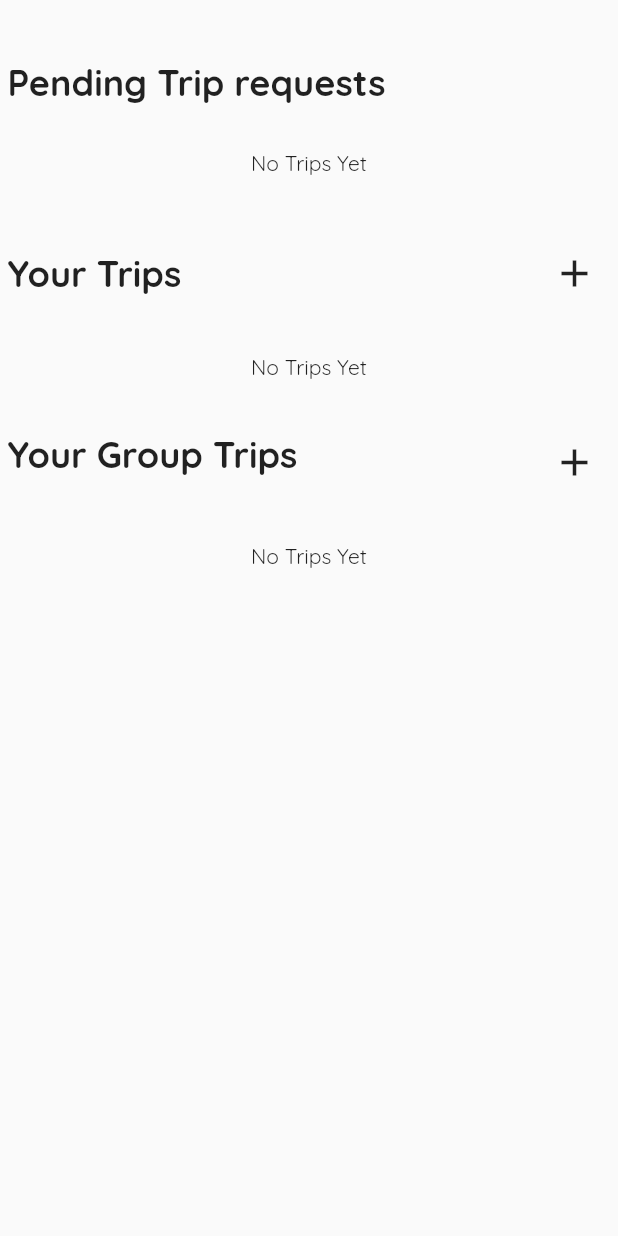
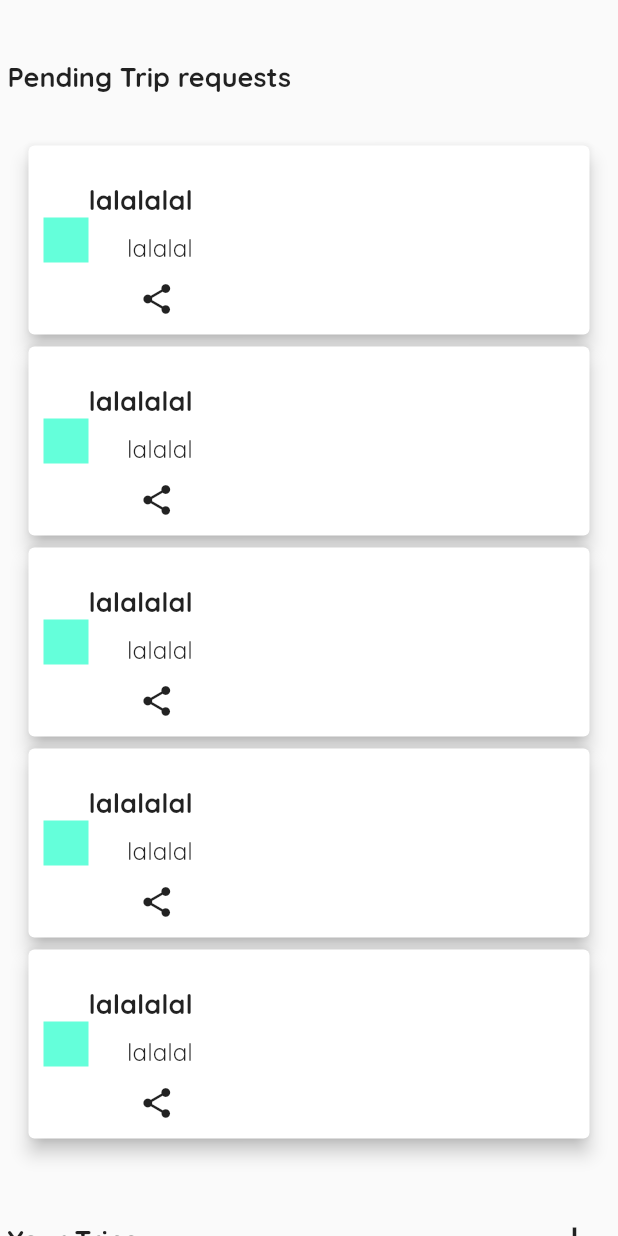
Before and after one commit to NaimaHasan/travela, a Flutter app: the AccountTrip widget shown alone on an empty page, opened directly, on a phone screen of 412 x 824 dp. Run offline on Flutter 3.47's test engine with Material 2 defaults, Android fonts, the phone set to English and light mode, and no system bars; our stand-ins replace carousel_slider, dotted_border, firebase_auth, firebase_core, flutter_map, google_fonts and 2 more; missing offline and left inert: flutter_osm_plugin; accounts and stored records are empty; network calls fail.

Commit message:
Changed edit information screen, new trip screen and account screen to adjust to mobile phones

```diff
--- a/lib/screens/account/account_screen.dart
+++ b/lib/screens/account/account_screen.dart
@@ -2,6 +2,7 @@ import 'package:flutter/material.dart';
 import 'package:responsive_builder/responsive_builder.dart';
 
 import 'account_screen_desktop.dart';
+import 'account_screen_mobile.dart';
 
 
 
@@ -12,7 +13,7 @@ class AccountScreen extends StatelessWidget {
   @override
   Widget build(BuildContext context) {
     return ScreenTypeLayout.builder(
-      mobile: (BuildContext context) => const AccountScreenDesktop(),
+      mobile: (BuildContext context) => const AccountScreenMobile(),
       tablet: (BuildContext context) => const AccountScreenDesktop(),
       desktop: (BuildContext context) => const AccountScreenDesktop(),
     );
--- a/lib/screens/account/widgets/account_trip.dart
+++ b/lib/screens/account/widgets/account_trip.dart
@@ -1,9 +1,8 @@
 import 'package:flutter/material.dart';
 import 'package:flutter/rendering.dart';
 import 'package:travela/screens/account/widgets/account_trip_grid.dart';
+import 'package:travela/screens/account/widgets/account_trip_list.dart';
 import 'package:travela/screens/new_trip/new_trip_screen.dart';
-
-
 
 class AccountTrip extends StatelessWidget {
   const AccountTrip({
@@ -19,30 +18,34 @@ class AccountTrip extends StatelessWidget {
           children: [
             Row(
               children: [
-                  const Align(
+                Align(
                   alignment: Alignment.centerLeft,
                   child: Padding(
                     padding: EdgeInsets.only(top: 40, bottom: 30),
                     child: Text(
                       'Pending Trip requests',
                       style: TextStyle(
-                            fontSize: 24, fontWeight: FontWeight.bold),
+                          fontSize:
+                              MediaQuery.of(context).size.width < 600 ? 18 : 24,
+                          fontWeight: FontWeight.bold),
                     ),
                   ),
                 ),
               ],
             ),
-              AccountTripGrid(),
+            MediaQuery.of(context).size.width < 600 ? AccountTripList() : AccountTripGrid(),
             Row(
               children: [
-                  const Align(
+                Align(
                   alignment: Alignment.centerLeft,
                   child: Padding(
                     padding: EdgeInsets.only(top: 40, bottom: 30),
                     child: Text(
                       'Your Trips',
                       style: TextStyle(
-                            fontSize: 24, fontWeight: FontWeight.bold),
+                          fontSize:
+                              MediaQuery.of(context).size.width < 600 ? 18 : 24,
+                          fontWeight: FontWeight.bold),
                     ),
                   ),
                 ),
@@ -67,17 +70,19 @@ class AccountTrip extends StatelessWidget {
                 ),
               ],
             ),
-              AccountTripGrid(),
+            MediaQuery.of(context).size.width < 600 ? AccountTripList() : AccountTripGrid(),
             Row(
               children: [
-                  const Align(
+                Align(
                   alignment: Alignment.centerLeft,
                   child: Padding(
                     padding: EdgeInsets.only(top: 20, bottom: 30),
                     child: Text(
                       'Your Group Trips',
                       style: TextStyle(
-                            fontSize: 24, fontWeight: FontWeight.bold),
+                          fontSize:
+                              MediaQuery.of(context).size.width < 600 ? 18 : 24,
+                          fontWeight: FontWeight.bold),
                     ),
                   ),
                 ),
@@ -102,7 +107,7 @@ class AccountTrip extends StatelessWidget {
                 ),
               ],
             ),
-              AccountTripGrid(),
+            MediaQuery.of(context).size.width < 600 ? AccountTripList() : AccountTripGrid(),
           ],
         ),
       ),
--- /dev/null
+++ b/lib/screens/account/widgets/account_trip_list.dart
@@ -0,0 +1,94 @@
+import 'package:flutter/material.dart';
+import 'package:travela/common/api/tripController.dart';
+
+import '../../../common/models/trip.dart';
+import '../../itinerary/itinerary_screen.dart';
+
+import 'package:intl/intl.dart';
+
+class AccountTripList extends StatefulWidget {
+  const AccountTripList({Key? key}) : super(key: key);
+
+  @override
+  State<AccountTripList> createState() => _AccountTripListState();
+}
+
+class _AccountTripListState extends State<AccountTripList> {
+  late Future<List<Trip>> _getTrips;
+
+  @override
+  void initState() {
+    _getTrips = TripController.getAllTrips();
+    super.initState();
+  }
+
+  @override
+  Widget build(BuildContext context) {
+    // return FutureBuilder(
+    //   future: _getTrips,
+    //   builder: (context, futureResult) {
+    //     if (futureResult.connectionState == ConnectionState.waiting) {
+    //       return CircularProgressIndicator();
+    //     }
+    //     if (!futureResult.hasData || futureResult.data!.isEmpty) {
+    //       return Text("No Trips Yet");
+    //     }
+    return ListView.builder(
+      scrollDirection: Axis.vertical,
+      shrinkWrap: true,
+      physics: NeverScrollableScrollPhysics(),
+      padding: const EdgeInsets.symmetric(horizontal: 10),
+      itemCount: 5, //futureResult.data!.length,
+      itemBuilder: (BuildContext context, int index) {
+        return InkWell(
+          onTap: () {
+            Navigator.of(context).pushNamed(ItineraryScreen.routeName);
+          },
+          child: Card(
+            elevation: 5,
+            child: Row(
+              children: [
+                Padding(
+                  padding: EdgeInsets.only(left: 10),
+                  child: Container(
+                    height: 30,
+                    width: 30,
+                    color: Colors.tealAccent,
+                  ),
+                ),
+                Padding(
+                  padding: EdgeInsets.only(right: 15),
+                  child: Column(
+                    crossAxisAlignment: CrossAxisAlignment.end,
+                    children: [
+                      Padding(
+                        padding: EdgeInsets.only(top: 25, bottom: 10),
+                        child: Text(
+                          'lalalalal', //futureResult.data![index].tripName,
+                          style: TextStyle(
+                              fontSize: 18, fontWeight: FontWeight.bold),
+                        ),
+                      ),
+                      Text(
+                        'lalalal', //'${DateFormat.MMMMd().format(futureResult.data![index].startDate)}  - ${DateFormat.yMMMMd().format(futureResult.data![index].endDate)}',
+                        style: TextStyle(fontSize: 16),
+                      ),
+                      Expanded(
+                        child: IconButton(
+                          onPressed: () {},
+                          icon: Icon(Icons.share),
+                        ),
+                      ),
+                    ],
+                  ),
+                ),
+              ],
+            ),
+          ),
+        );
+      },
+    );
+    //},
+    //);
+  }
+}
--- a/lib/screens/edit_information/edit_information_screen.dart
+++ b/lib/screens/edit_information/edit_information_screen.dart
@@ -2,7 +2,6 @@ import 'package:flutter/material.dart';
 import 'package:responsive_builder/responsive_builder.dart';
 
 import 'edit_information_screen_desktop.dart';
-
 class EditInformationScreen extends StatelessWidget {
   const EditInformationScreen({Key? key}) : super(key: key);
   static const String routeName = '/edit_information';
--- a/lib/screens/new_trip/widgets/new_trip_form.dart
+++ b/lib/screens/new_trip/widgets/new_trip_form.dart
@@ -22,6 +22,7 @@ class _NewTripFormState extends State<NewTripForm> {
       child: Column(
         mainAxisAlignment: MainAxisAlignment.center,
         children: [
+          Container(height: 30),
           const Text(
             'New Trip',
             style: TextStyle(
```
Also changed, not shown: lib/screens/account/account_screen_mobile.dart (added, +107 -0 lines), lib/screens/edit_information/edit_information_screen_desktop.dart (+7 -1 lines), lib/screens/new_trip/new_trip_screen_desktop.dart (+5 -3 lines). Lines whose indentation alone changed are shown as unchanged.
